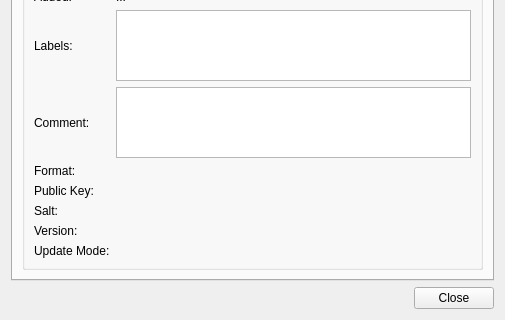
This is qt/DetailsDialog.ui in NoMoreNicksLeft/transmission as Qt 5 draws it before an edit; both pictures show x 0 to 505 and y 406 to 726 of the 505 by 726 pixel window. The edited form follows.
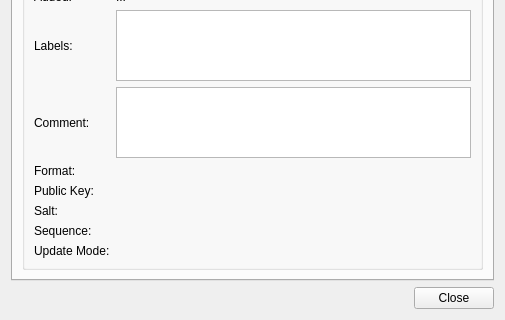
This is the edited form. Custom widgets are drawn as their Qt base class.

Commit message:
fix(qt): PEM field height, badge draw order, Sequence label
MakeDialog.cc: PEM text field height 60->80px (4 lines visible).

TorrentDelegate.cc: Badge now drawn LAST in drawTorrent() so it is
not overwritten by progress text or progress bar. Renders as a pill
(rounded rect with Window-color bg, alpha 200) centered at bottom
of icon area.

DetailsDialog.ui: Renamed 'Version:' to 'Sequence:' in info tab.

Patch:
```diff
--- a/qt/DetailsDialog.ui
+++ b/qt/DetailsDialog.ui
@@ -604,7 +604,7 @@
           <item row="11" column="0">
            <widget class="QLabel" name="btpkSeqLabel">
             <property name="text">
-             <string>Version:</string>
+             <string>Sequence:</string>
             </property>
            </widget>
           </item>
```
The commit also changes 2 other files.
